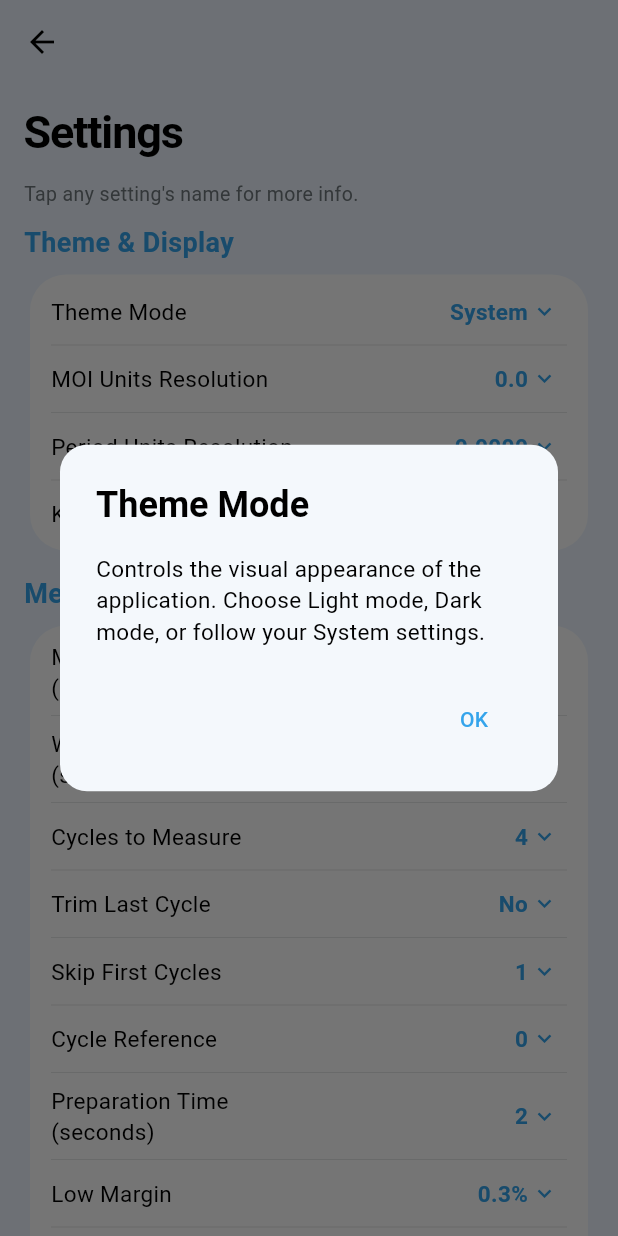
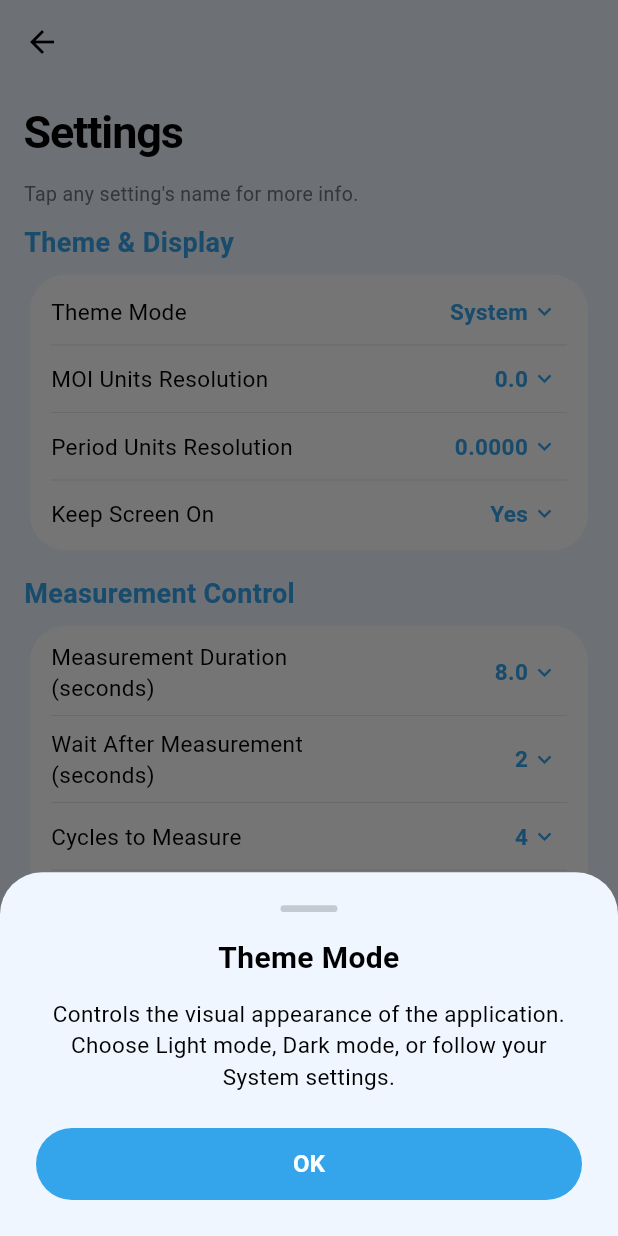
Before and after one commit to jat08/open_moi_pwa, a Flutter app: the SettingsScreen screen opened directly, after a tap on "Theme Mode", on a phone screen of 412 x 824 dp. Run offline on Flutter 3.47's test engine with Material 3 defaults, Android fonts, the phone set to English and light mode, and no system bars; our stand-ins replace file_picker, flutter_riverpod, sensors_plus, share_plus, shared_preferences, sqflite and 2 more; missing offline and left inert: dart:js_interop; accounts and stored records are empty.

Commit message:
Update Settings description dialogs to One UI 9 bottom sheets, update measurement items to swipe-to-delete, and bump version to v1.1.6

```diff
--- a/lib/core/app_version.dart
+++ b/lib/core/app_version.dart
@@ -1,8 +1,8 @@
 class AppVersion {
   static const String appName = 'OpenMOI';
-  static const String versionName = '1.1.5';
-  static const int buildNumber = 15;
-  static const String buildDate = '2026-10-16';
+  static const String versionName = '1.1.6';
+  static const int buildNumber = 16;
+  static const String buildDate = '2026-10-17';
 
   static String get displayVersion => 'v$versionName';
   static String get fullVersionNote => '$appName $displayVersion';
--- a/lib/ui/settings_screen.dart
+++ b/lib/ui/settings_screen.dart
@@ -121,18 +121,48 @@
   }
 
   void _showSettingDescription(BuildContext context, String title, String description) {
-    showDialog(
+    HapticFeedback.lightImpact();
+    final theme = Theme.of(context);
+    final isDark = theme.brightness == Brightness.dark;
+    final sheetBg = isDark ? const Color(0xFF242C35) : const Color(0xFFEFF6FF);
+
+    showModalBottomSheet(
       context: context,
-      builder: (ctx) => AlertDialog(
-        shape: RoundedRectangleBorder(borderRadius: BorderRadius.circular(18)),
-        title: Text(title, style: const TextStyle(fontWeight: FontWeight.bold)),
-        content: Text(description, style: const TextStyle(fontSize: 15)),
-        actions: [
-          TextButton(
-            onPressed: () => Navigator.of(ctx).pop(),
-            child: const Text('OK'),
+      backgroundColor: Colors.transparent,
+      builder: (ctx) => Container(
+        decoration: BoxDecoration(
+          color: sheetBg,
+          borderRadius: const BorderRadius.vertical(top: Radius.circular(28)),
+        ),
+        padding: const EdgeInsets.symmetric(horizontal: 24, vertical: 12),
+        child: SafeArea(
+          child: Column(
+            mainAxisSize: MainAxisSize.min,
+            children: [
+              const OneUiDragHandle(),
+              const SizedBox(height: 4),
+              Text(title, textAlign: TextAlign.center, style: const TextStyle(fontSize: 20, fontWeight: FontWeight.bold)),
+              const SizedBox(height: 12),
+              Text(description, textAlign: TextAlign.center, style: const TextStyle(fontSize: 15)),
+              const SizedBox(height: 24),
+              SizedBox(
+                width: double.infinity,
+                height: 48,
+                child: ElevatedButton(
+                  style: ElevatedButton.styleFrom(
+                    backgroundColor: theme.colorScheme.primary,
+                    foregroundColor: theme.colorScheme.onPrimary,
+                    elevation: 0,
+                    shape: RoundedRectangleBorder(borderRadius: BorderRadius.circular(28)),
+                  ),
+                  onPressed: () => Navigator.of(ctx).pop(),
+                  child: const Text('OK', style: TextStyle(fontWeight: FontWeight.bold, fontSize: 16)),
+                ),
+              ),
+              const SizedBox(height: 12),
+            ],
           ),
-        ],
+        ),
       ),
     );
   }
--- a/pubspec.yaml
+++ b/pubspec.yaml
@@ -16,7 +16,7 @@
 # https://developer.apple.com/library/archive/documentation/General/Reference/InfoPlistKeyReference/Articles/CoreFoundationKeys.html
 # In Windows, build-name is used as the major, minor, and patch parts
 # of the product and file versions while build-number is used as the build suffix.
-version: 1.1.5+15
+version: 1.1.6+16
 
 environment:
   sdk: ^3.13.5
```
Also changed, not shown: lib/ui/calibration_detail_screen.dart (+0 -7 lines), lib/ui/components.dart (+2 -21 lines), lib/ui/group_detail_screen.dart (+0 -14 lines).
